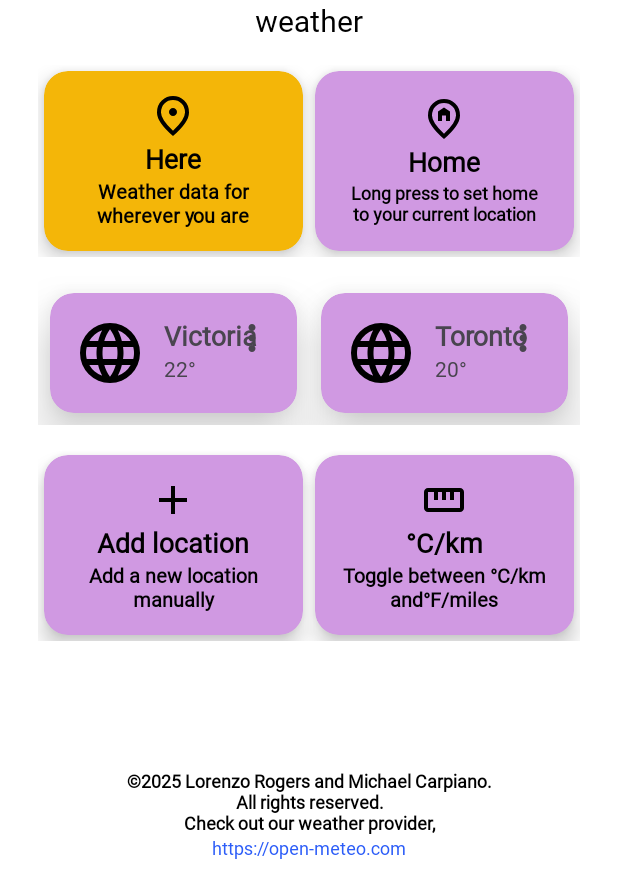
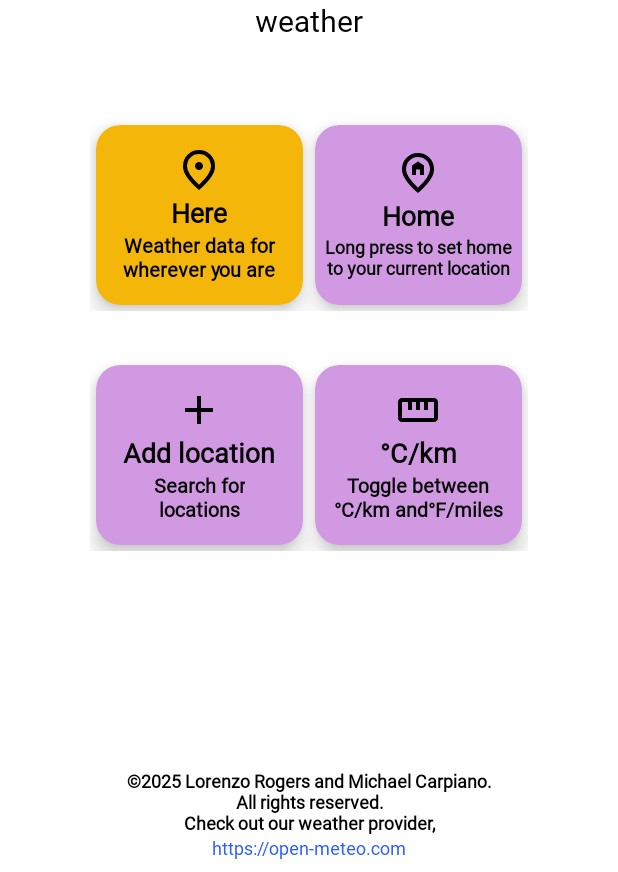
Before and after one commit to lorenzorogers/Atmosphere, an Android app: the HomeActivity screen opened directly, with no data from a screen before it, after a tap on "Here", on a phone screen of 412 x 824 dp, the part 364-1236 px from its top. Run offline under Robolectric (Android 15) with nearby library versions, the phone set to English and light mode, and no system bars.

Commit message:
commit 4

```diff
--- a/app/src/main/java/com/lorenzorogers/atmosphere/HomeActivity.java
+++ b/app/src/main/java/com/lorenzorogers/atmosphere/HomeActivity.java
@@ -14,6 +14,7 @@ import androidx.recyclerview.widget.RecyclerView;
 
 import android.text.Editable;
 import android.text.TextWatcher;
+import android.util.Log;
 import android.view.KeyEvent;
 import android.view.View;
 import android.view.ViewGroup;
@@ -36,6 +37,7 @@ import java.util.List;
 
 public class HomeActivity extends AppCompatActivity {
     private static final String PREFS_NAME = "card_prefs";
+    private FusedLocationProviderClient fusedLocationClient;
     private static final String CARD_LIST_KEY = "card_list";
     private static final int MAX_RESULTS = 5;
 
@@ -64,7 +66,20 @@ public class HomeActivity extends AppCompatActivity {
     }
 
     @Override
+    public void onRequestPermissionsResult(int requestCode, String[] permissions, int[] grantResults) {
+        super.onRequestPermissionsResult(requestCode, permissions, grantResults);
+        if (requestCode == 1001) {
+            if (grantResults.length > 0 && grantResults[0] == PackageManager.PERMISSION_GRANTED) {
+                Toast.makeText(this, "Permission granted. Tap again.", Toast.LENGTH_SHORT).show();
+            } else {
+                Toast.makeText(this, "Permission denied.", Toast.LENGTH_SHORT).show();
+            }
+        }
+    }
+
+    @Override
     protected void onCreate(Bundle savedInstanceState) {
+        fusedLocationClient = LocationServices.getFusedLocationProviderClient(this);
         super.onCreate(savedInstanceState);
         setContentView(R.layout.activity_home);
 
@@ -72,8 +87,8 @@ public class HomeActivity extends AppCompatActivity {
 
         List<CardItem> cardList = loadCardList();
         if (cardList.isEmpty()) {
-            cardList.add(new CardItem("Victoria", "22°", R.drawable.language_24px, true));
-            cardList.add(new CardItem("Toronto", "20°", R.drawable.language_24px, true));
+            //cardList.add(new CardItem("Victoria", "22°", R.drawable.language_24px, true));
+            //cardList.add(new CardItem("Toronto", "20°", R.drawable.language_24px, true));
         }
 
         TextView unitToggleText = findViewById(R.id.unitToggleText);
@@ -110,14 +125,42 @@ public class HomeActivity extends AppCompatActivity {
 
         // "Here" card functionality (shows current location data)
         CardView hereCard = findViewById(R.id.hereCard);
-        hereCard.setOnClickListener(v -> Geocoder.getFirst("current location", geocodingEntry -> {
-            double latitude = geocodingEntry.latitude();
-            double longitude = geocodingEntry.longitude();
-            Intent intent = new Intent(HomeActivity.this, MainActivity.class);
-            intent.putExtra("latitude", latitude);
-            intent.putExtra("longitude", longitude);
-            startActivity(intent);
-        }));
+        hereCard.setOnClickListener(v -> {
+            if (ActivityCompat.checkSelfPermission(this, Manifest.permission.ACCESS_FINE_LOCATION) != PackageManager.PERMISSION_GRANTED) {
+                ActivityCompat.requestPermissions(this, new String[]{Manifest.permission.ACCESS_FINE_LOCATION}, 1001);
+                return;
+            }
+
+            Log.d("LocationCheck", "Requesting location...");
+            fusedLocationClient.getLastLocation()
+                    .addOnSuccessListener(location -> {
+                        if (location != null) {
+                            Log.d("LocationCheck", "Got location: " + location.getLatitude() + ", " + location.getLongitude());
+                            // Launch MainActivity
+                        } else {
+                            Log.w("LocationCheck", "Location is null");
+                            Toast.makeText(this, "Unable to get location.", Toast.LENGTH_SHORT).show();
+                        }
+                    })
+                    .addOnFailureListener(e -> {
+                        Log.e("LocationCheck", "Failed to get location: " + e.getMessage());
+                        Toast.makeText(this, "Error getting location.", Toast.LENGTH_SHORT).show();
+                    });
+
+            fusedLocationClient.getLastLocation().addOnSuccessListener(location -> {
+                if (location != null) {
+                    double latitude = location.getLatitude();
+                    double longitude = location.getLongitude();
+                    Intent intent = new Intent(HomeActivity.this, MainActivity.class);
+                    intent.putExtra("latitude", latitude);
+                    intent.putExtra("longitude", longitude);
+                    startActivity(intent);
+                } else {
+                    Toast.makeText(HomeActivity.this, "Unable to get location.", Toast.LENGTH_SHORT).show();
+                }
+            });
+        });
+
 
         // "Home" card functionality (launches MainActivity with saved "home" location)
         FusedLocationProviderClient fusedLocationClient = LocationServices.getFusedLocationProviderClient(this);
@@ -125,7 +168,6 @@ public class HomeActivity extends AppCompatActivity {
 
         homeCard.setOnLongClickListener(v -> {
             if (ActivityCompat.checkSelfPermission(this, Manifest.permission.ACCESS_FINE_LOCATION) != PackageManager.PERMISSION_GRANTED) {
-                // TODO: Request permission if not granted
                 ActivityCompat.requestPermissions(this, new String[]{Manifest.permission.ACCESS_FINE_LOCATION}, 1001);
                 return true;
             }
@@ -147,7 +189,6 @@ public class HomeActivity extends AppCompatActivity {
             }).addOnFailureListener(e -> {
                 Toast.makeText(this, "Failed to get location: " + e.getMessage(), Toast.LENGTH_SHORT).show();
             });
-
             return true;
         });
 
@@ -234,7 +275,7 @@ public class HomeActivity extends AppCompatActivity {
                     for (int i = 0; i < Math.min(entries.size(), MAX_RESULTS); i++) {
                         Geocoder.GeocodingEntry entry = entries.get(i);
                         String title = entry.name();
-                        String subtitle = entry.admin1() + ", " + entry.country();
+                        String subtitle = entry.admin1() != null ? String.format("%s, %s", entry.admin1(), entry.country()) : entry.country();
                         double lat = entry.latitude();
                         double lon = entry.longitude();
                         results.add(new SearchResultItem(title, subtitle, lat, lon));
--- a/app/src/main/java/com/lorenzorogers/atmosphere/MyItemTouchHelperCallback.java
+++ b/app/src/main/java/com/lorenzorogers/atmosphere/MyItemTouchHelperCallback.java
@@ -89,7 +89,11 @@ public class MyItemTouchHelperCallback extends ItemTouchHelper.Callback {
 
     @Override
     public void onSwiped(@NonNull RecyclerView.ViewHolder viewHolder, int direction) {
-        // Swipe disabled
+        Vibrator vibrator = (Vibrator) context.getSystemService(Context.VIBRATOR_SERVICE);
+        viewHolder.itemView.setElevation(200f);
+        if (vibrator != null) {
+            vibrator.vibrate(VibrationEffect.createOneShot(100, VibrationEffect.DEFAULT_AMPLITUDE));
+        }
     }
 
     public void clearView(@NonNull RecyclerView recyclerView, @NonNull RecyclerView.ViewHolder viewHolder) {
--- a/app/src/main/res/drawable/search_bar_background.xml
+++ b/app/src/main/res/drawable/search_bar_background.xml
@@ -4,6 +4,6 @@
         android:type="linear"
         android:angle="270"
         android:startColor="@color/lavender"
-        android:endColor="@color/atmosphere_purple_400" />
+        android:endColor="@color/atmosphere_purple_300" />
     <corners android:radius="12dp" />
 </shape>
--- a/app/src/main/res/layout/activity_home.xml
+++ b/app/src/main/res/layout/activity_home.xml
@@ -22,8 +22,8 @@
             android:layout_width="match_parent"
             android:layout_height="wrap_content"
             android:orientation="vertical"
-            android:paddingStart="25dp"
-            android:paddingEnd="25dp">
+            android:paddingStart="60dp"
+            android:paddingEnd="60dp">
 
             <!-- Top bar -->
             <ImageView
@@ -70,6 +70,13 @@
                     android:textAlignment="center"
                     android:textColor="@color/black"
                     android:textSize="20sp" />
+
+                <ImageView
+                    android:id="@+id/formatBar2"
+                    android:layout_width="match_parent"
+                    android:layout_height="36dp"
+                    android:padding="8dp"
+                    app:tint="@color/white" />
             </LinearLayout>
 
             <!-- Two-column grid layout for cards -->
@@ -229,7 +236,7 @@
                             android:layout_height="wrap_content"
                             android:gravity="center"
                             android:textSize="13sp"
-                            android:text="Add a new location\nmanually"
+                            android:text="Search for\nlocations"
                             android:textColor="@color/black"
                             android:textFontWeight="600" />
                     </LinearLayout>
@@ -270,7 +277,7 @@
                             android:layout_height="wrap_content"
                             android:gravity="center"
                             android:textSize="13sp"
-                            android:text="Toggle between °C/km\nand°F/miles"
+                            android:text="Toggle between\n°C/km and°F/miles"
                             android:textColor="@color/black"
                             android:textFontWeight="600" />
                     </LinearLayout>
```
